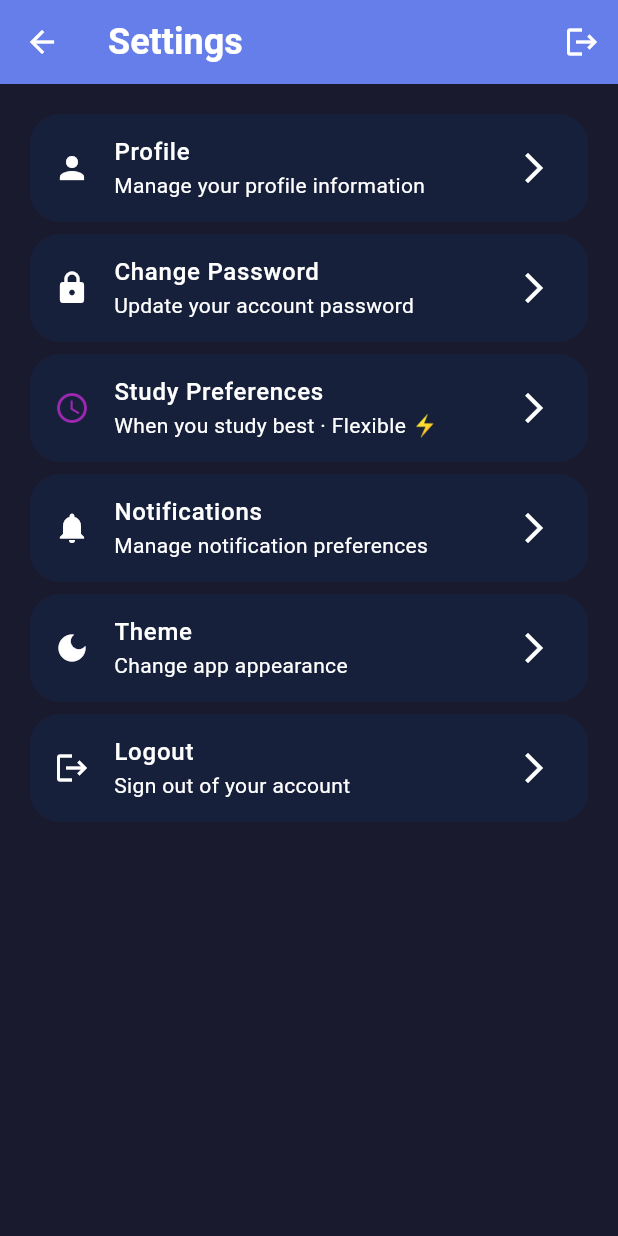
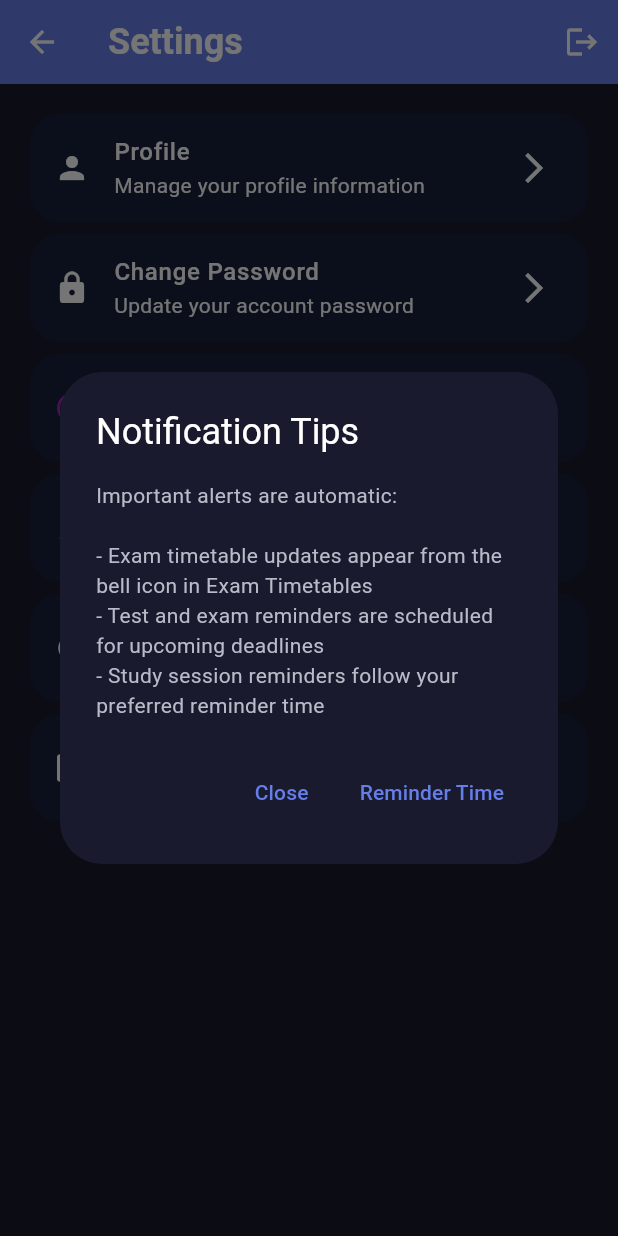
Before and after one commit to ReginalThembaubisi/smart-timetable-system, a Flutter app: the SettingsScreen screen opened directly with empty values, after a tap on "Notifications", on a phone screen of 412 x 824 dp. Run offline on Flutter 3.47's test engine with Material 3 defaults, Android fonts, the phone set to English and light mode, and no system bars; our stand-ins replace firebase_core, firebase_messaging, flutter_dotenv, flutter_local_notifications, flutter_timezone, google_generative_ai and 6 more; missing offline and left inert: dart:html, dart:js_interop; accounts and stored records are empty.

Commit message:
refactor: simplify notification UI with popups
Replace the separate exam notifications tab with a bell popup and mark-all-read actions, and convert settings notifications into a lightweight info dialog to reduce screen clutter.

Made-with: Cursor

```diff
--- a/smart_timetable_application/lib/screens/settings_screen.dart
+++ b/smart_timetable_application/lib/screens/settings_screen.dart
@@ -108,10 +108,10 @@ class _SettingsScreenState extends State<SettingsScreen> {
             child: ListTile(
               leading: const Icon(Icons.notifications),
               title: const Text('Notifications'),
-              subtitle: const Text('Manage notification preferences'),
-              trailing: const Icon(Icons.arrow_forward_ios),
+              subtitle: const Text('How reminders work in the app'),
+              trailing: const Icon(Icons.info_outline),
               onTap: () {
-                // Navigate to notifications settings
+                _showNotificationInfoDialog();
               },
             ),
           ),
@@ -175,4 +175,40 @@ class _SettingsScreenState extends State<SettingsScreen> {
       },
     );
   }
+
+  void _showNotificationInfoDialog() {
+    showDialog(
+      context: context,
+      builder: (context) {
+        return AlertDialog(
+          title: const Text('Notification Tips'),
+          content: const Text(
+            'Important alerts are automatic:\n\n'
+            '- Exam timetable updates appear from the bell icon in Exam Timetables\n'
+            '- Test and exam reminders are scheduled for upcoming deadlines\n'
+            '- Study session reminders follow your preferred reminder time',
+          ),
+          actions: [
+            TextButton(
+              onPressed: () => Navigator.pop(context),
+              child: const Text('Close'),
+            ),
+            TextButton(
+              onPressed: () async {
+                Navigator.pop(context);
+                final changed = await Navigator.push<bool>(
+                  context,
+                  MaterialPageRoute(
+                    builder: (_) => const StudyPreferencesScreen(),
+                  ),
+                );
+                if (changed == true) _loadPreferenceLabel();
+              },
+              child: const Text('Reminder Time'),
+            ),
+          ],
+        );
+      },
+    );
+  }
 }
```
Also changed, not shown: smart_timetable_application/lib/screens/exam_timetable_screen.dart (+98 -61 lines).
